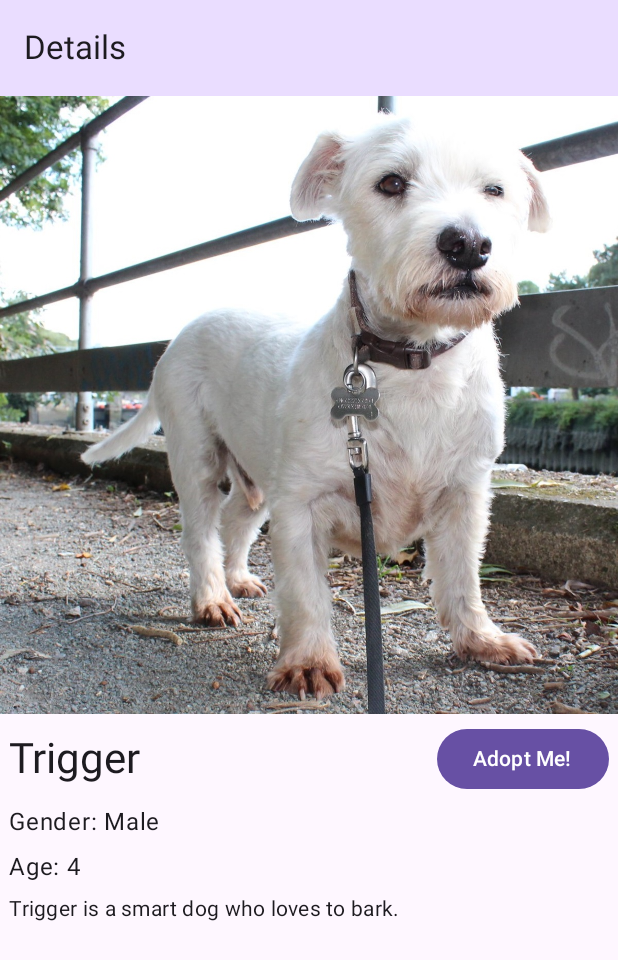
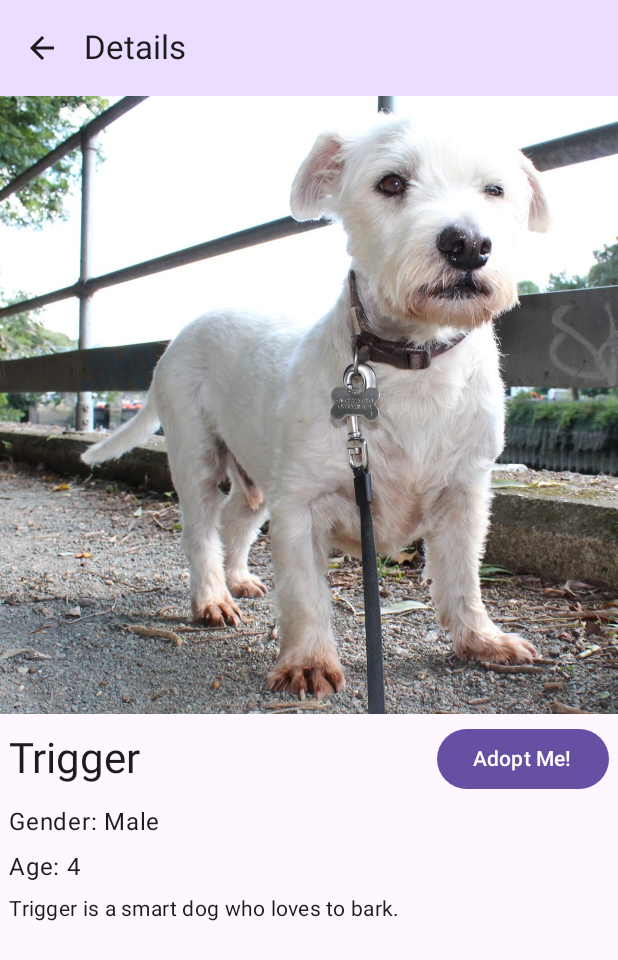
Before and after one commit to emlai1263/CSC436, an Android app built with Jetpack Compose: the screen it shows after launch (MainActivity), after a tap on an icon or button, on a phone screen of 412 x 824 dp. Shown: the top 960 px of the screen. Run offline under Robolectric (Android 15) with nearby library versions, the phone set to English and light mode, and no system bars.

Commit message:
routing with back button

```diff
--- a/PetAdoption_Starter/app/src/main/java/com/zybooks/petadoption/ui/PetApp.kt
+++ b/PetAdoption_Starter/app/src/main/java/com/zybooks/petadoption/ui/PetApp.kt
@@ -23,9 +23,14 @@ import androidx.compose.ui.unit.dp
 import androidx.lifecycle.viewmodel.compose.viewModel
 import com.zybooks.petadoption.data.Pet
 import androidx.compose.foundation.lazy.grid.items
+import androidx.compose.material.icons.Icons
+import androidx.compose.material.icons.automirrored.filled.ArrowBack
 import androidx.compose.material3.Button
+import androidx.compose.material3.Icon
+import androidx.compose.material3.IconButton
 import androidx.compose.ui.Alignment
 import androidx.compose.ui.layout.ContentScale
+import androidx.compose.ui.platform.LocalContext
 import androidx.compose.ui.tooling.preview.Preview
 import androidx.navigation.compose.NavHost
 import androidx.navigation.compose.composable
@@ -71,33 +76,63 @@ fun PetApp(
             onAdoptClick = {
                navController.navigate(Routes.Adopt)
             },
+            onUpClick = {
+               navController.navigateUp()
+            }
          )
       }
       composable<Routes.Adopt> {
          AdoptScreen(
             pet = petViewModel.selectedPet,
+            onUpClick = {
+               navController.navigateUp()
+            }
          )
       }
    }
 }
 
 @Composable
-fun AdoptScreen(pet: Pet) {
+fun AdoptScreen(
+   pet: Pet,
+   modifier: Modifier = Modifier,
+   onUpClick: () -> Unit = { }
+) {
+   val context = LocalContext.current
 
+   Scaffold(
+      topBar = {
+         PetAppBar(
+            title = "Thank You!",
+            canNavigateBack = true,
+            onUpClick = onUpClick
+         )
+      }
+   ) {
+   }
 }
 
 @OptIn(ExperimentalMaterial3Api::class)
 @Composable
 fun PetAppBar(
    title: String,
-   modifier: Modifier = Modifier
+   modifier: Modifier = Modifier,
+   canNavigateBack: Boolean = false,
+   onUpClick: () -> Unit = { },
 ) {
    TopAppBar(
       title = { Text(title) },
       colors = TopAppBarDefaults.topAppBarColors(
          containerColor = MaterialTheme.colorScheme.primaryContainer
       ),
-      modifier = modifier
+      modifier = modifier,
+      navigationIcon = {
+         if (canNavigateBack) {
+            IconButton(onClick = onUpClick) {
+               Icon(Icons.AutoMirrored.Filled.ArrowBack, "Back")
+            }
+         }
+      }
    )
 }
 
@@ -157,6 +192,8 @@ fun DetailScreen(
       topBar = {
          PetAppBar(
             title = "Details",
+            canNavigateBack = true,
+            onUpClick = onUpClick
          )
       }
    ) { innerPadding ->
```
